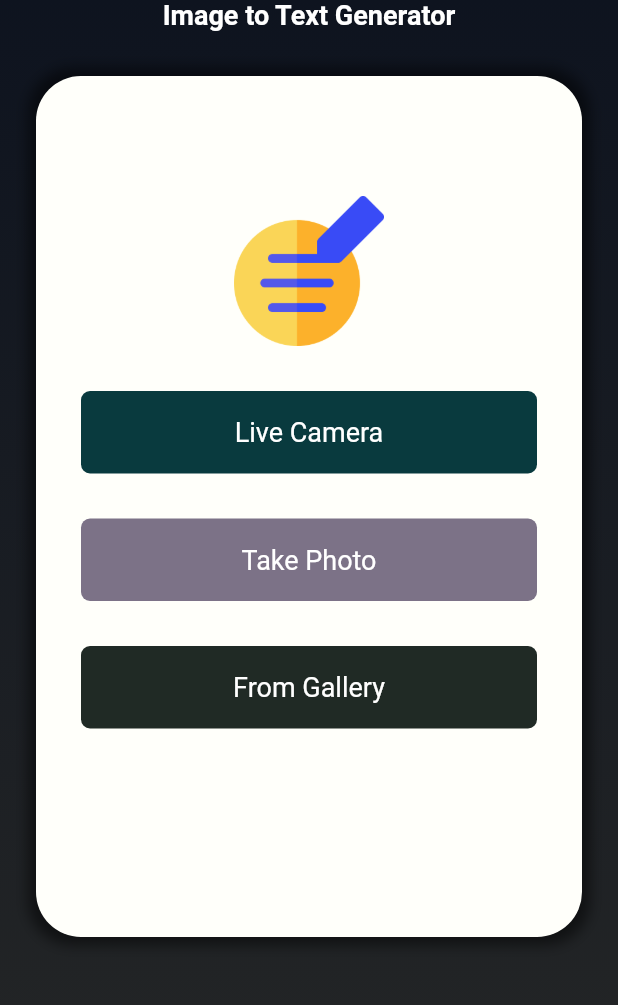
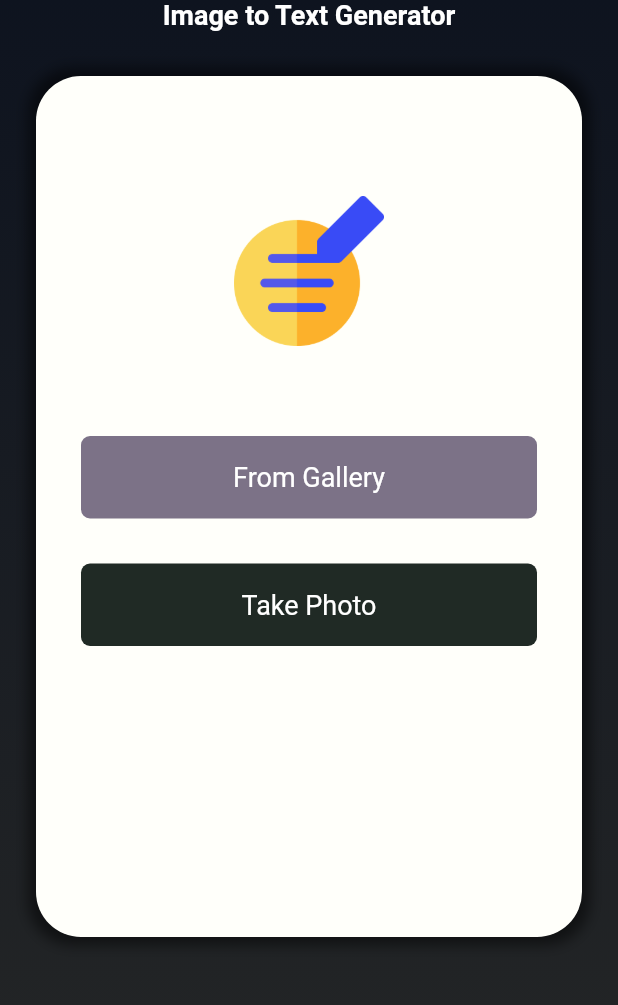
Before and after one commit to ashrafulparan2/Caption-Generator, a Flutter app: the screen it shows after launch, on a phone screen of 412 x 824 dp, the part 161-1166 px from its top. Run offline on Flutter 3.47's test engine with Material 2 defaults, Android fonts, the light colour scheme and no system bars; our stand-ins replace another_flutter_splash_screen, image_picker.

Commit message:
removed live camera button, added functionality to the other two

```diff
--- a/lib/home.dart
+++ b/lib/home.dart
@@ -96,7 +96,8 @@ class _HomeState extends State<Home> {
                 child: Column(
                   children: [
                     Center(
-                      child: Container(
+                      child: _loading
+                          ? Container(
                               width: 500,
                               child: Column(
                                 children: [
@@ -114,8 +115,41 @@ class _HomeState extends State<Home> {
                                     width: MediaQuery.of(context).size.width,
                                     child: Column(
                                       children: [
+                                        // GestureDetector(
+                                        //   onTap: () {},
+                                        //   child: Container(
+                                        //     // width: MediaQuery.of(context).size.width -
+                                        //     //     300,
+                                        //
+                                        //     alignment: Alignment.center,
+                                        //     padding: EdgeInsets.symmetric(
+                                        //         horizontal: 24, vertical: 17),
+                                        //     decoration: BoxDecoration(
+                                        //       color: Color(0xFF093A3E),
+                                        //       borderRadius:
+                                        //           BorderRadius.circular(6),
+                                        //     ),
+                                        //     child: Text(
+                                        //       'Live Camera',
+                                        //       style: TextStyle(
+                                        //         color: Colors.white,
+                                        //         fontSize: 18,
+                                        //       ),
+                                        //     ),
+                                        //   ),
+                                        // ),
+                                      ],
+                                    ),
+                                  ),
+                                  SizedBox(
+                                    height: 30,
+                                  ),
+                                  Container(
+                                    width: MediaQuery.of(context).size.width,
+                                    child: Column(
+                                      children: [
                                         GestureDetector(
-                                    onTap: () {},
+                                          onTap: pickgalleryImage,
                                           child: Container(
                                             // width: MediaQuery.of(context).size.width -
                                             //     300,
@@ -124,11 +158,12 @@ class _HomeState extends State<Home> {
                                             padding: EdgeInsets.symmetric(
                                                 horizontal: 24, vertical: 17),
                                             decoration: BoxDecoration(
-                                        color: Color(0xFF093A3E),
-                                        borderRadius: BorderRadius.circular(6),
+                                              color: Color(0xFF7C7287),
+                                              borderRadius:
+                                                  BorderRadius.circular(6),
                                             ),
                                             child: Text(
-                                        'Live Camera',
+                                              'From Gallery',
                                               style: TextStyle(
                                                 color: Colors.white,
                                                 fontSize: 18,
@@ -147,7 +182,7 @@ class _HomeState extends State<Home> {
                                     child: Column(
                                       children: [
                                         GestureDetector(
-                                    onTap: () {},
+                                          onTap: pickImage,
                                           child: Container(
                                             // width: MediaQuery.of(context).size.width -
                                             //     300,
@@ -156,8 +191,9 @@ class _HomeState extends State<Home> {
                                             padding: EdgeInsets.symmetric(
                                                 horizontal: 24, vertical: 17),
                                             decoration: BoxDecoration(
-                                        color: Color(0xFF7C7287),
-                                        borderRadius: BorderRadius.circular(6),
+                                              color: Color(0xFF202A25),
+                                              borderRadius:
+                                                  BorderRadius.circular(6),
                                             ),
                                             child: Text(
                                               'Take Photo',
@@ -171,36 +207,65 @@ class _HomeState extends State<Home> {
                                       ],
                                     ),
                                   ),
-                            SizedBox(
-                              height: 30,
+                                ],
                               ),
-                            Container(
-                              width: MediaQuery.of(context).size.width,
+                            )
+                          : Container(
+                              padding: EdgeInsets.only(top: 10),
                               child: Column(
                                 children: [
-                                  GestureDetector(
-                                    onTap: () {},
-                                    child: Container(
-                                      // width: MediaQuery.of(context).size.width -
-                                      //     300,
-
-                                      alignment: Alignment.center,
-                                      padding: EdgeInsets.symmetric(
-                                          horizontal: 24, vertical: 17),
+                                  Container(
                                     decoration: BoxDecoration(
-                                        color: Color(0xFF202A25),
-                                        borderRadius: BorderRadius.circular(6),
+                                      borderRadius: BorderRadius.circular(5),
                                     ),
-                                      child: Text(
-                                        'From Gallery',
-                                        style: TextStyle(
-                                          color: Colors.white,
-                                          fontSize: 18,
+                                    height: 200,
+                                    child: Row(
+                                      crossAxisAlignment:
+                                          CrossAxisAlignment.start,
+                                      children: [
+                                        Container(
+                                          child: IconButton(
+                                            onPressed: () {
+                                              setState(() {
+                                                _loading = true;
+                                                resultText =
+                                                    "Fetching response...";
+                                              });
+                                            },
+                                            icon: Icon(
+                                              Icons.arrow_back_ios,
+                                              color: Colors.black,
                                             ),
                                           ),
                                         ),
+                                        Container(
+                                          width: MediaQuery.of(context)
+                                                  .size
+                                                  .width -
+                                              205,
+                                          child: ClipRRect(
+                                            borderRadius:
+                                                BorderRadius.circular(10),
+                                            child: Image.file(
+                                              _image!,
+                                              fit: BoxFit.fill,
                                             ),
+                                          ),
+                                        )
                                       ],
+                                    ),
+                                  ),
+                                  SizedBox(
+                                    height: 20,
+                                  ),
+                                  Container(
+                                    child: Text(
+                                      resultText,
+                                      textAlign: TextAlign.center,
+                                      style: TextStyle(
+                                        color: Colors.black,
+                                        fontSize: 14,
+                                      ),
                                     ),
                                   ),
                                 ],
```
Lines whose indentation alone changed are shown as unchanged.
